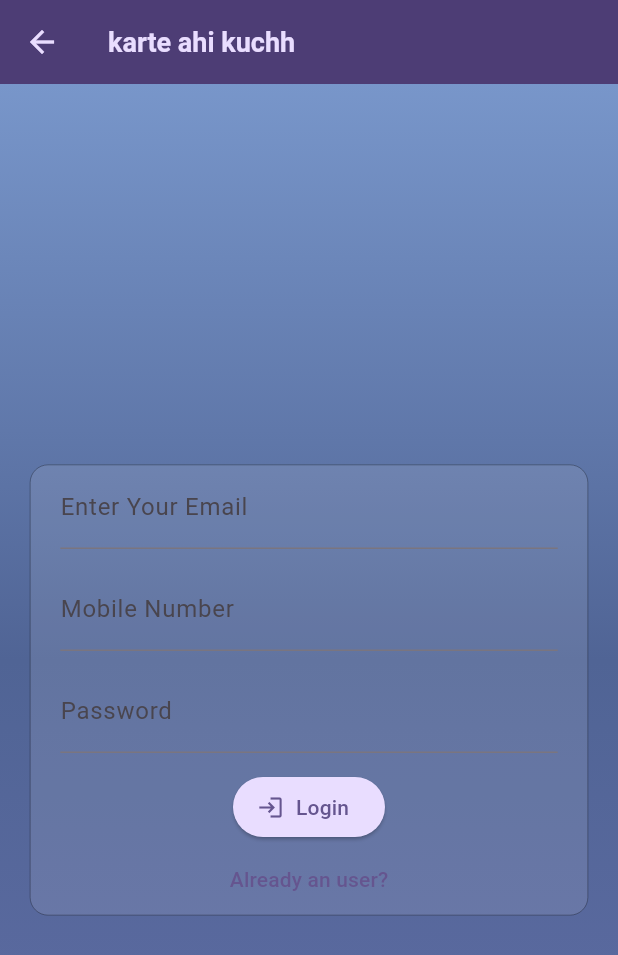
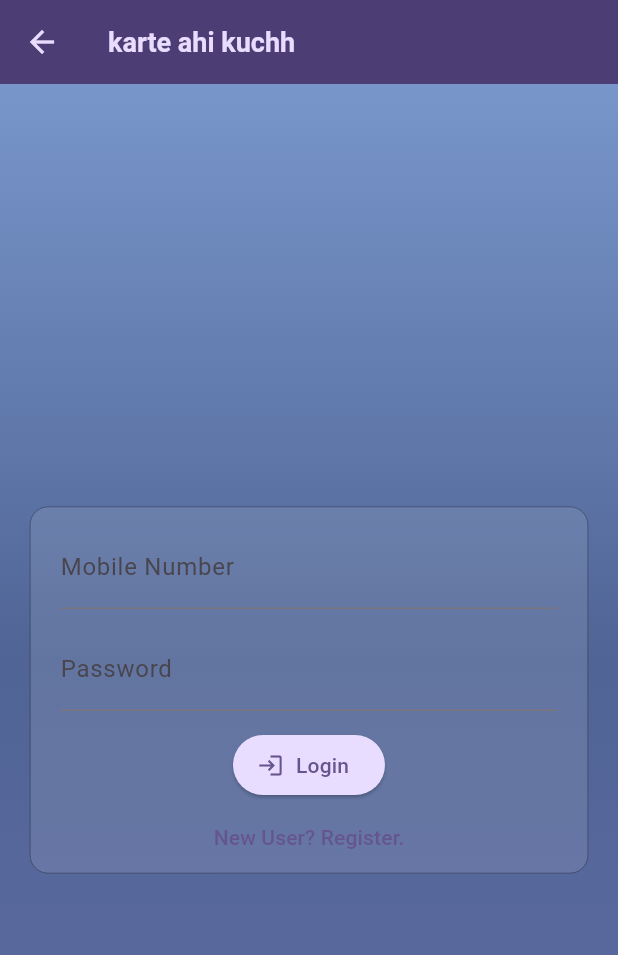
Before and after one commit to sanatani11/Cycle-Kiraya, a Flutter app: the AuthScreen screen opened directly, after a tap on "Already an user?", on a phone screen of 412 x 824 dp. Shown: the top 955 px of the screen. Run offline on Flutter 3.47's test engine with Material 3 defaults, Android fonts, the phone set to English and light mode, and no system bars.

Commit message:
v2.1/14/2024

```diff
--- a/lib/users/auth.dart
+++ b/lib/users/auth.dart
@@ -11,6 +11,7 @@ class AuthScreen extends StatefulWidget {
 
 class _AuthScreenState extends State<AuthScreen> {
   final _key = GlobalKey<FormState>();
+  bool _isLogin = false;
 
   void submitInfo() {
     _key.currentState!.validate();
@@ -49,6 +50,7 @@ class _AuthScreenState extends State<AuthScreen> {
                     mainAxisAlignment: MainAxisAlignment.center,
                     crossAxisAlignment: CrossAxisAlignment.center,
                     children: [
+                      if (!_isLogin)
                         TextFormField(
                           decoration: const InputDecoration(
                             labelText: 'Enter Your Email',
@@ -110,12 +112,23 @@ class _AuthScreenState extends State<AuthScreen> {
                       ),
                       ElevatedButton.icon(
                         onPressed: submitInfo,
-                        icon: const Icon(Icons.login),
-                        label: const Text('Login'),
+                        icon: _isLogin
+                            ? const Icon(Icons.login)
+                            : const Icon(Icons.person_add),
+                        label: _isLogin
+                            ? const Text('Login')
+                            : const Text('SignUp'),
                       ),
                       TextButton(
-                          onPressed: () {},
-                          child: const Text('Already an user?'))
+                        child: !_isLogin
+                            ? const Text('Already an user?')
+                            : const Text('New User? Register.'),
+                        onPressed: () {
+                          setState(() {
+                            _isLogin = !_isLogin;
+                          });
+                        },
+                      )
                     ],
                   )),
             ),
```
Lines whose indentation alone changed are shown as unchanged.
